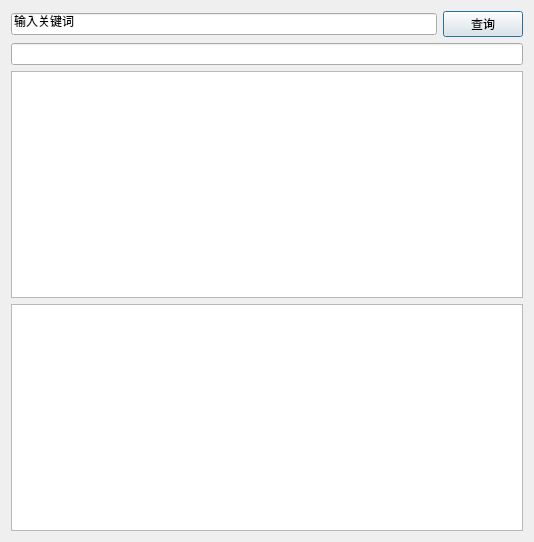
Before: the Qt Designer form dialog.ui in JunguangJiang/DataMining, drawn with Qt 5.
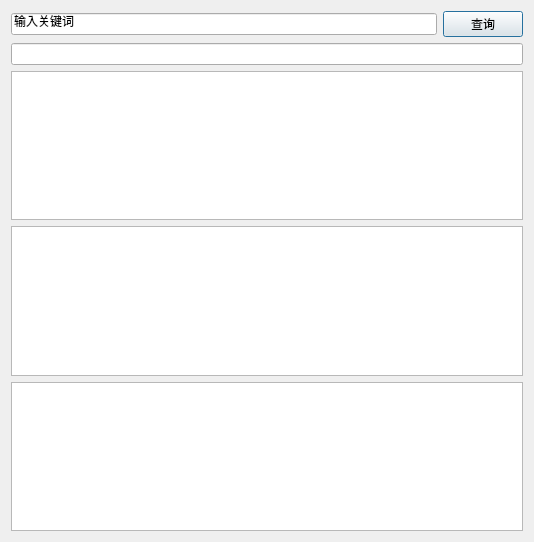
After: the same form once the commit is applied.

The edit to the form file:
```diff
--- a/dialog.ui
+++ b/dialog.ui
@@ -49,6 +49,9 @@
    <item>
     <widget class="QTextBrowser" name="detailedResultEdit"/>
    </item>
+   <item>
+    <widget class="QTextBrowser" name="urlBrowser"/>
+   </item>
   </layout>
  </widget>
  <layoutdefault spacing="6" margin="11"/>
```
